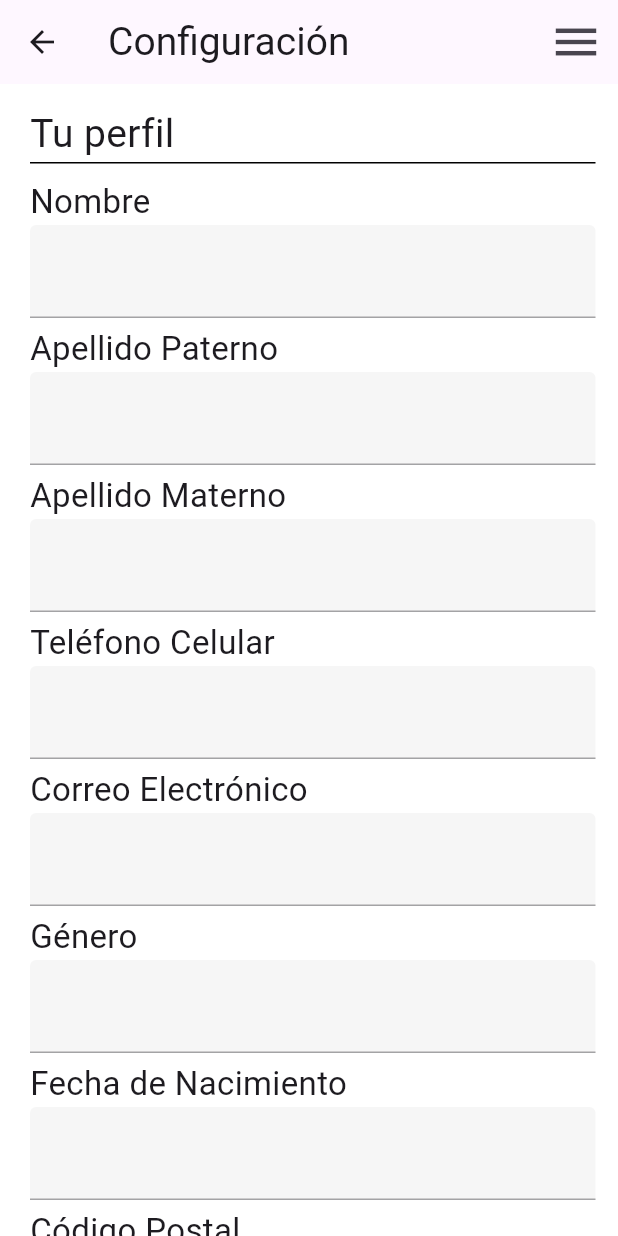
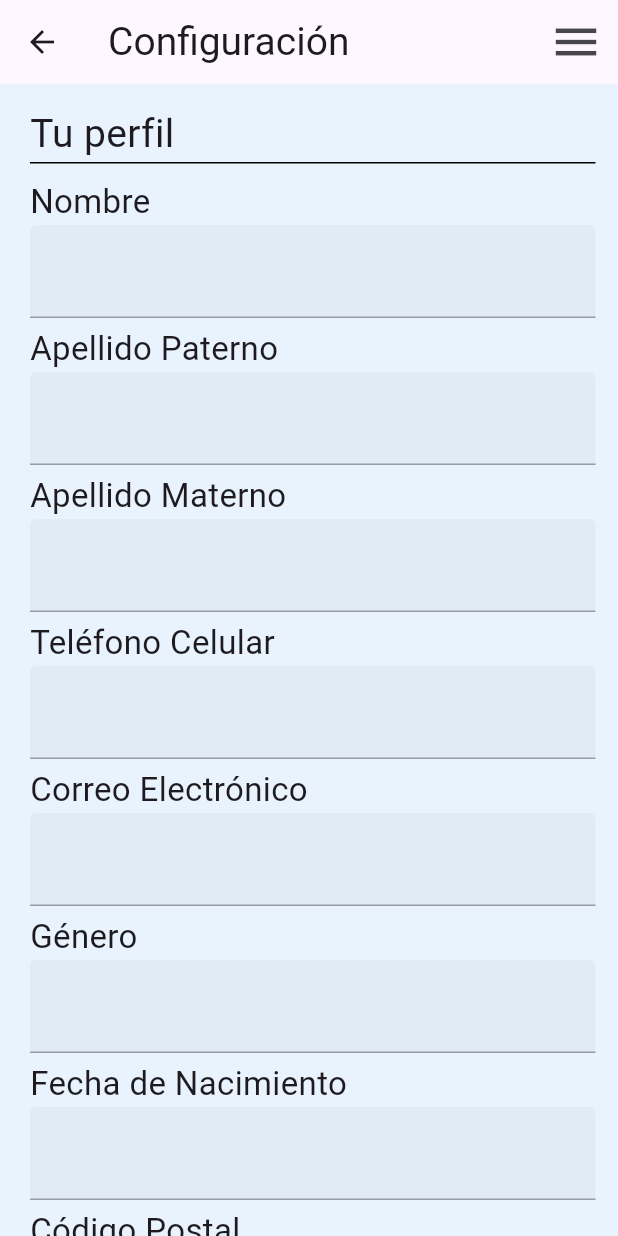
Before and after one commit to MikeOwer/DiabeticsAwareness, a Flutter app: the ConfigPage screen opened directly, on a phone screen of 412 x 824 dp. Run offline on Flutter 3.47's test engine with Material 3 defaults, Android fonts, the phone set to English and light mode, and no system bars; our stand-ins replace cloud_firestore, firebase_auth, firebase_core, firebase_messaging, google_sign_in, share_plus; missing offline and left inert: flutter_facebook_auth; accounts and stored records are empty; network calls fail.

Commit message:
Cambios V 1.1

```diff
--- a/diabetic_app/lib/ProyectColors.dart
+++ b/diabetic_app/lib/ProyectColors.dart
@@ -1,13 +1,13 @@
-import 'dart:ui';
 import 'package:flutter/material.dart';
 
 class ProyectColors {
   late MaterialColor primaryMaterialColor;
-  Color primaryColor = Color(0xFF002556);
-  Color backgroundColor = Color(0xFFFFFFFF);
+  Color primaryColor = const Color(0xFF002556);
+  Color backgroundColor = const Color(0xFFC8E1F9);
+  Color secundaryBackColor = const Color(0xFFFFFFFF);
 
   ProyectColors() {
-    this.primaryMaterialColor = getMaterialColor(Color(0xFF002556));
+    primaryMaterialColor = getMaterialColor(const Color(0xFF002556));
   }
 
   //Método para crear MAterialColor con base en el color que quieras, te general el map para las tonalidades.
@@ -19,7 +19,7 @@ class ProyectColors {
     for (int i = 1; i < 10; i++) {
       strengths.add(0.1 * i);
     }
-    strengths.forEach((strength) {
+    for (var strength in strengths) {
       final double ds = 0.5 - strength;
       swatch[(strength * 1000).round()] = Color.fromRGBO(
         r + ((ds < 0 ? r : (255 - r)) * ds).round(),
@@ -27,7 +27,7 @@ class ProyectColors {
         b + ((ds < 0 ? b : (255 - b)) * ds).round(),
         1,
       );
-    });
+    }
     return MaterialColor(color.value, swatch);
   }
 }
--- a/diabetic_app/lib/main.dart
+++ b/diabetic_app/lib/main.dart
@@ -20,9 +20,10 @@ class MyApp extends StatelessWidget {
     return MaterialApp(
       debugShowCheckedModeBanner: false,
       theme: ThemeData(
-        primarySwatch: new ProyectColors()
+        primarySwatch: ProyectColors()
             .primaryMaterialColor, //Se utiliza el color creado para la aplicación
-        scaffoldBackgroundColor: new ProyectColors().backgroundColor,
+        scaffoldBackgroundColor: ProyectColors().backgroundColor,
+        secundaryBackgroundColor: ProyectColors().secundaryBackColor,
       ),
       home: const WidgetTree(),
     );
--- a/diabetic_app/lib/my_classes/auth.dart
+++ b/diabetic_app/lib/my_classes/auth.dart
@@ -39,8 +39,8 @@ class Auth {
   }
 
   Future<UserCredential> signInWithFacebook() async {
-    final LoginResult _loginResult = await FacebookAuth.instance.login();
-    final OAuthCredential facebookAuthCredential = FacebookAuthProvider.credential(_loginResult.accessToken!.token);
+    final LoginResult loginResult = await FacebookAuth.instance.login();
+    final OAuthCredential facebookAuthCredential = FacebookAuthProvider.credential(loginResult.accessToken!.token);
     return _firebaseAuth.signInWithCredential(facebookAuthCredential);
   }
 
--- a/diabetic_app/lib/my_classes/model/user_model.dart
+++ b/diabetic_app/lib/my_classes/model/user_model.dart
@@ -27,7 +27,7 @@ class UserModel {
   }
 
   String getId() {
-    return this.id;
+    return id;
   }
 
   void setId(String id) {
@@ -35,7 +35,7 @@ class UserModel {
   }
 
   String getNames() {
-    return this.names;
+    return names;
   }
 
   void setNames(String names) {
@@ -43,23 +43,23 @@ class UserModel {
   }
 
   String getLastNameF() {
-    return this.lastNameF;
+    return lastNameF;
   }
 
   void setLastNameF(String lastName) {
-    this.lastNameF = lastName;
+    lastNameF = lastName;
   }
 
   String getLasNameM() {
-    return this.lastNameM;
+    return lastNameM;
   }
 
   void setLastNameM(String lastName) {
-    this.lastNameM = lastName;
+    lastNameM = lastName;
   }
 
   String getEmail() {
-    return this.email ?? '';
+    return email ?? '';
   }
 
   void setEmail(String? email) {
@@ -67,7 +67,7 @@ class UserModel {
   }
 
   String getPhoneNo() {
-    return this.phoneNo;
+    return phoneNo;
   }
 
   void setPhoneNo(String phoneNo) {
@@ -75,7 +75,7 @@ class UserModel {
   }
 
   DateTime getBirthday() {
-    return this.birthday;
+    return birthday;
   }
 
   void setBirthday(DateTime birthday) {
@@ -83,12 +83,12 @@ class UserModel {
   }
 
   String getBirthdayString() {
-    String dateString = '${this.birthday.day}/${this.birthday.month}/${this.birthday.year}';
+    String dateString = '${birthday.day}/${birthday.month}/${birthday.year}';
     return dateString;
   }
 
   String getGender() {
-    return this.gender;
+    return gender;
   }
 
   void setGender(String gender) {
@@ -98,7 +98,7 @@ class UserModel {
   }
 
   String getPostalCode() {
-    return this.postalCode;
+    return postalCode;
   }
 
   void setPostalCode(String postalCode) {
--- a/diabetic_app/lib/my_classes/quiz_question.dart
+++ b/diabetic_app/lib/my_classes/quiz_question.dart
@@ -6,6 +6,6 @@ class QuizQuestion {
 
   QuizQuestion({required this.question, required this.correctOpt, required this.incorrectOpts});
 
-  QuizQuestion.empty() : this.incorrectOpts = [];
+  QuizQuestion.empty() : incorrectOpts = [];
 
 }
--- a/diabetic_app/lib/pages/config_page.dart
+++ b/diabetic_app/lib/pages/config_page.dart
@@ -8,7 +8,10 @@ import '../my_classes/model/user_model.dart';
 import '../my_widgets/menu_button_widget.dart';
 
 class ConfigPage extends StatefulWidget{
+  const ConfigPage({super.key});
 
+
+  @override
   _ConfigPageState createState() => _ConfigPageState();
 }
 
@@ -39,15 +42,15 @@ class _ConfigPageState extends State<ConfigPage> {
     Future<UserModel> futureModel = userRepository.getUser(user);
     UserModel model = await futureModel;
     setState(() {
-      this.userModel = model;
-      this.fecha = userModel.getBirthdayString();
+      userModel = model;
+      fecha = userModel.getBirthdayString();
     });
   }
 
   Future<void> signOut() async {
     await Auth().signOut();
     Navigator.push(context,
-        MaterialPageRoute(builder: (context) => HomePage())
+        MaterialPageRoute(builder: (context) => const HomePage())
     );
   }
 
@@ -108,7 +111,7 @@ class _ConfigPageState extends State<ConfigPage> {
 
   Widget _title(String title) {
     return Text(title.isEmpty? 'Titulo': title ,
-      style: TextStyle(
+      style: const TextStyle(
         fontSize: 26
       ),
     );
@@ -116,7 +119,7 @@ class _ConfigPageState extends State<ConfigPage> {
 
   Widget _textFTitle(String title) {
     return Text(title.isEmpty? 'Titulo': title ,
-      style: TextStyle(
+      style: const TextStyle(
           fontSize: 22
       ),
     );
@@ -125,7 +128,7 @@ class _ConfigPageState extends State<ConfigPage> {
   Widget _editButton() {
     return ElevatedButton(
         onPressed: editButtonPressed,
-        child: Text(
+        child: const Text(
             'Editar',
             style: TextStyle(
                 fontSize: 24
@@ -137,7 +140,7 @@ class _ConfigPageState extends State<ConfigPage> {
   Widget _saveButton() {
     return ElevatedButton(
         onPressed: saveButtonPressed,
-        child: Text(
+        child: const Text(
             'Guardar',
             style: TextStyle(
                 fontSize: 24
@@ -150,9 +153,9 @@ class _ConfigPageState extends State<ConfigPage> {
     return ElevatedButton(
         onPressed: cancelButtonPressed,
         style: ElevatedButton.styleFrom(
-          primary: Colors.redAccent,
+          backgroundColor: Colors.redAccent,
         ),
-      child: Text(
+      child: const Text(
           'Cancelar',
           style: TextStyle(
             fontSize: 24
@@ -164,9 +167,9 @@ class _ConfigPageState extends State<ConfigPage> {
     return ElevatedButton(
         onPressed: () => _selectDate(context),
         style: ElevatedButton.styleFrom(
-          primary: Colors.blueGrey,
+          backgroundColor: Colors.blueGrey,
         ),
-        child: Text(
+        child: const Text(
           'Elegir Fecha',
           style: TextStyle(
             fontSize: 24
@@ -177,7 +180,7 @@ class _ConfigPageState extends State<ConfigPage> {
 
   Widget _entryField(String title, String hint, TextEditingController controller, bool editable) {
     return TextField(
-      style: TextStyle(fontSize: 20),
+      style: const TextStyle(fontSize: 20),
       controller: controller,
       decoration: InputDecoration(
           labelText: title,
@@ -196,37 +199,37 @@ class _ConfigPageState extends State<ConfigPage> {
         child: Column(
           crossAxisAlignment: CrossAxisAlignment.start,
           children: [
-            SizedBox(height: 10,),
+            const SizedBox(height: 10,),
             _textFTitle("Nombre"),
             _entryField(userModel.getNames(), 'Nombre', _nombreController, editable),
-            SizedBox(height: 5,),
+            const SizedBox(height: 5,),
             _textFTitle("Apellido Paterno"),
             _entryField(userModel.getLastNameF(), 'Apellido Paterno', _apellidoPController, editable),
-            SizedBox(height: 5,),
+            const SizedBox(height: 5,),
             _textFTitle("Apellido Materno"),
             _entryField(userModel.getLasNameM(), 'Apellido Materno',_apellidoMController, editable),
-            SizedBox(height: 5,),
+            const SizedBox(height: 5,),
             _textFTitle("Teléfono Celular"),
             _entryField(userModel.getPhoneNo(),'9990000000', _telefonoController, editable),
-            SizedBox(height: 5,),
+            const SizedBox(height: 5,),
             _textFTitle("Correo Electrónico"),
             _entryField(userModel.getEmail(), 'ejemplo@correo.com',_emailController, false),
-            SizedBox(height: 5,),
+            const SizedBox(height: 5,),
             _textFTitle("Género"),
             _entryField(userModel.getGender(), 'H/M/Otro',_genderController, editable),
-            SizedBox(height: 5,),
+            const SizedBox(height: 5,),
             _textFTitle("Fecha de Nacimiento"),
             _entryField(fecha, 'dd/MM/YYYY',_dateController, editable),
-            editable ? _selectDateButton(context) : SizedBox(),
-            SizedBox(height: 5,),
+            editable ? _selectDateButton(context) : const SizedBox(),
+            const SizedBox(height: 5,),
             _textFTitle("Código Postal"),
             _entryField(userModel.getPostalCode(), '97000',_postalController, editable),
-            SizedBox(height: 5,),
+            const SizedBox(height: 5,),
             Row(
               mainAxisAlignment: MainAxisAlignment.end,
               children: [
-                editable? _cancelButton() : SizedBox(),
-                SizedBox(width: 5,),
+                editable? _cancelButton() : const SizedBox(),
+                const SizedBox(width: 5,),
                 editable? _saveButton() : _editButton()
               ],
             )
@@ -238,7 +241,7 @@ class _ConfigPageState extends State<ConfigPage> {
   void returnToMenu(BuildContext context) {
     Navigator.push(
         context,
-        MaterialPageRoute(builder: (context) => HomePage())
+        MaterialPageRoute(builder: (context) => const HomePage())
     );
   }
 
@@ -248,10 +251,10 @@ class _ConfigPageState extends State<ConfigPage> {
       appBar: AppBar(
         title: _title("Configuración"),
         leading: IconButton(
-          icon: Icon(Icons.arrow_back),
+          icon: const Icon(Icons.arrow_back),
           onPressed: () => returnToMenu(context),
         ),
-        actions: [
+        actions: const [
           Padding(
             padding: EdgeInsets.only(right: 10),
             child: MenuButtonWidget(),
@@ -262,7 +265,7 @@ class _ConfigPageState extends State<ConfigPage> {
           height: MediaQuery.of(context).size.height,
           color: Colors.white60,
           child: Padding(
-            padding: EdgeInsets.only(top: 15, left: 20, right: 15),
+            padding: const EdgeInsets.only(top: 15, left: 20, right: 15),
             child: SingleChildScrollView(
               child: Column(
                 mainAxisAlignment: MainAxisAlignment.start,
@@ -274,14 +277,14 @@ class _ConfigPageState extends State<ConfigPage> {
                     color: Colors.black,
                   ),
                   _infoArea(),
-                  SizedBox(height: 20,),
+                  const SizedBox(height: 20,),
                   _title("Inicio de Sesión"),
                   Container(
                     height: 1,
                     color: Colors.black,
                   ),
                   TextButton(onPressed: signOut,
-                    child: Text("Cerrar sesión",
+                    child: const Text("Cerrar sesión",
                       style:TextStyle(
                           fontSize: 24,
                           color: Colors.grey
--- a/diabetic_app/lib/repository/user_repository.dart
+++ b/diabetic_app/lib/repository/user_repository.dart
@@ -14,10 +14,10 @@ class UserRepository {
   Future<UserModel> getUser(User? user) async {
     if(user != null){
       QuerySnapshot querySnapshot = await _firestore.collection("users")
-          .where('email', isEqualTo: '${user?.email}')
+          .where('email', isEqualTo: '${user.email}')
           .get();
       UserModel userModel = UserModel.empty();
-      querySnapshot.docs.forEach((doc) {
+      for (var doc in querySnapshot.docs) {
         userModel.setId(doc.id);
         userModel.setNames(doc.get('names'));
         userModel.setLastNameF(doc.get('lastNameF'));
@@ -28,7 +28,7 @@ class UserRepository {
         userModel.setPostalCode(doc.get('postalCode'));
         userModel.setBirthday(doc.get('birthday').toDate());
 
-      });
+      }
       return userModel;
     } else {
       throw Exception('Usuario null');
--- a/diabetic_app/lib/widget_tree.dart
+++ b/diabetic_app/lib/widget_tree.dart
@@ -16,7 +16,7 @@ class _WidgetTreeState extends State<WidgetTree> {
    return StreamBuilder(
        stream: Auth().authStateChanges,
        builder: (context, snapshot) {
-         return HomePage();
+         return const HomePage();
        },
    );
   }
```
Also changed, not shown: diabetic_app/lib/controllers/quiz_controller.dart (+4 -6 lines), diabetic_app/lib/my_classes/progress.dart (+13 -13 lines), diabetic_app/lib/my_widgets/congrats_card_widget.dart (+10 -10 lines), diabetic_app/lib/my_widgets/menu_button_widget.dart (+11 -9 lines), diabetic_app/lib/my_widgets/news_card_widget.dart (+43 -12 lines), diabetic_app/lib/my_widgets/question_card_widget.dart (+5 -6 lines), diabetic_app/lib/my_widgets/quiz_option_widget.dart (+12 -11 lines), diabetic_app/lib/pages/home_page.dart (+24 -11 lines), diabetic_app/lib/pages/login_register_page.dart (+6 -6 lines), diabetic_app/lib/pages/quiz_lobby_page.dart (+12 -10 lines), diabetic_app/lib/pages/quiz_page.dart (+13 -14 lines), diabetic_app/pubspec.lock, 1 other file.
